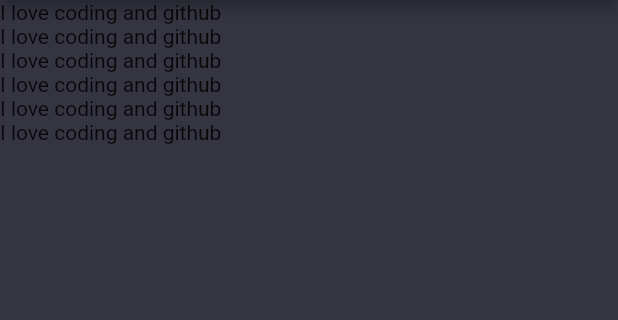
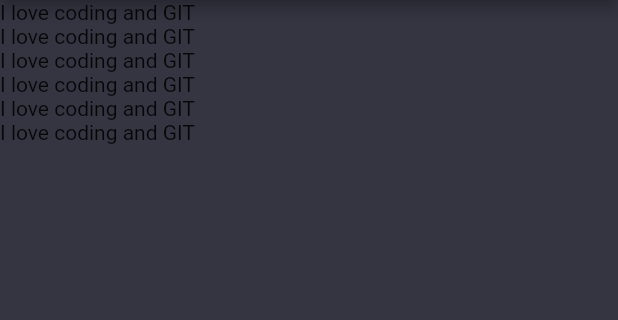
Before and after one commit to Begzodbek-Coder/chat_gpt, a Flutter app: the screen it shows after launch, on a phone screen of 412 x 824 dp, the part 84-404 px from its top. Run offline on Flutter 3.47's test engine with Material 2 defaults, Android fonts, the phone set to English and light mode, and no system bars; our stand-ins replace flutter_spinkit.

Commit message:
Update chat_screen.dart

```diff
--- a/lib/screens/chat_screen.dart
+++ b/lib/screens/chat_screen.dart
@@ -43,7 +43,7 @@ class _Chat_ScreenState extends State<Chat_Screen> {
         Flexible(child: ListView.builder(
           itemCount: 6,
           itemBuilder: (context, index){
-            return const Text('I love coding and github');
+            return const Text('I love coding and GIT');
         }),),
         if(_istyping) ...{
           SpinKitThreeBounce(color: Colors.white, size: 18,),
```
